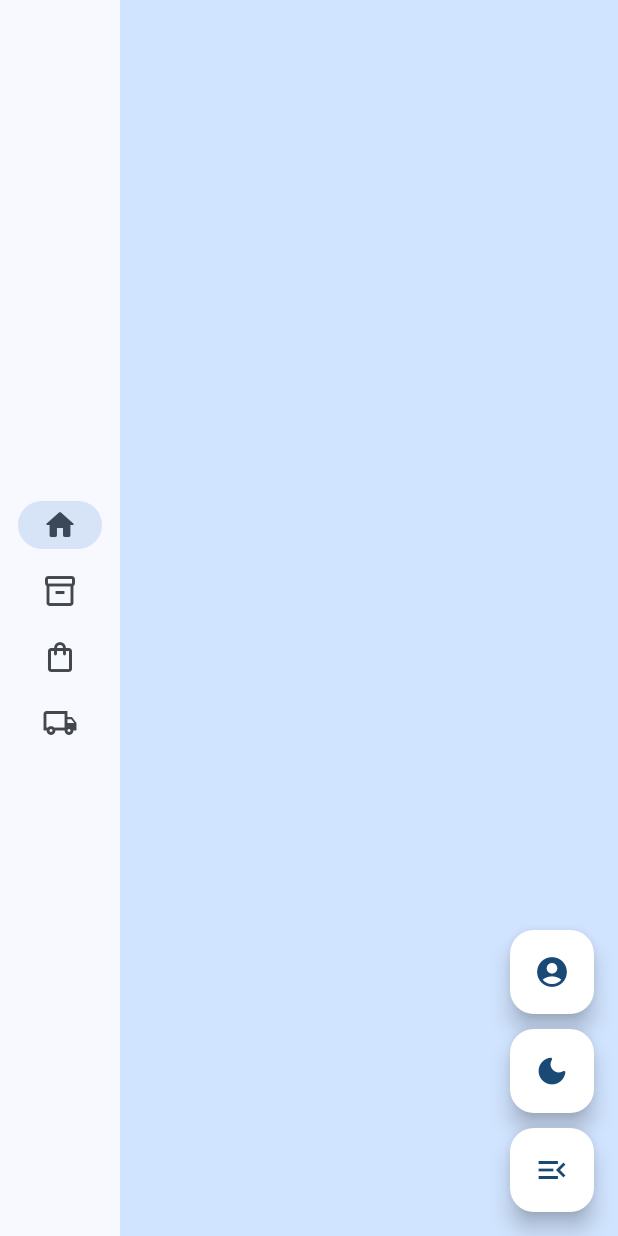
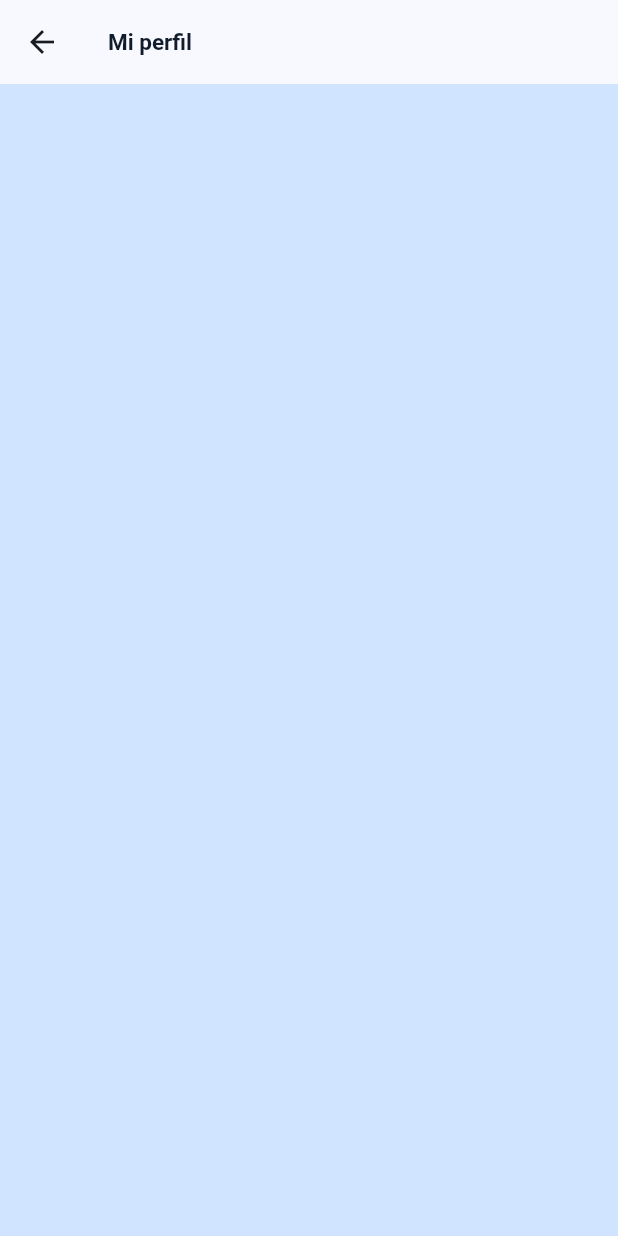
Before and after one commit to melviinalfaro/republicacelular, a Flutter app: the DesktopLayout screen opened directly, after a tap on the "account circle" icon, on a phone screen of 412 x 824 dp. Run offline on Flutter 3.47's test engine with Material 2 defaults, Android fonts, the phone set to English and light mode, and no system bars; our stand-ins replace go_router.

Commit message:
Se agregaron rutas al proyecto

```diff
--- a/lib/homeScreen.dart
+++ b/lib/homeScreen.dart
@@ -1,3 +1,4 @@
+// ignore_for_file: file_names
 import 'package:flutter/material.dart';
 import 'package:republicacelular/responsive/desktop_layout.dart';
 import 'package:republicacelular/responsive/movil_layout.dart';
--- a/lib/main.dart
+++ b/lib/main.dart
@@ -1,16 +1,32 @@
 import 'package:flutter/material.dart';
+import 'package:go_router/go_router.dart';
 import 'package:republicacelular/homeScreen.dart';
+import 'package:republicacelular/perfilScreen.dart';
 
 void main() {
   runApp(const RepublicaCelular());
 }
+
+final GoRouter _router = GoRouter(
+  routes: [
+    GoRoute(
+      path: '/',
+      builder: (context, state) => const HomeScreen(),
+    ),
+    GoRoute(
+      path: '/perfil',
+      builder: (context, state) => const PerfilScreen(),
+    )
+  ],
+);
 
 class RepublicaCelular extends StatelessWidget {
   const RepublicaCelular({super.key});
 
   @override
   Widget build(BuildContext context) {
-    return MaterialApp(
+    return MaterialApp.router(
+      routerConfig: _router,
       title: 'República Celular',
       debugShowCheckedModeBanner: false,
       theme: ThemeData(
@@ -18,9 +34,8 @@ class RepublicaCelular extends StatelessWidget {
         colorScheme: ColorScheme.fromSeed(seedColor: Colors.blue),
         brightness: Brightness.light,
       ),
-      darkTheme: ThemeData(brightness: Brightness.dark),
+      darkTheme: ThemeData(useMaterial3: true, brightness: Brightness.dark),
       themeMode: ThemeMode.light,
-      home: const HomeScreen(),
     );
   }
 }
--- /dev/null
+++ b/lib/perfilScreen.dart
@@ -0,0 +1,27 @@
+import 'package:flutter/material.dart';
+import 'package:go_router/go_router.dart';
+
+class PerfilScreen extends StatelessWidget {
+  const PerfilScreen({super.key});
+
+  @override
+  Widget build(BuildContext context) {
+    return Scaffold(
+      backgroundColor: Theme.of(context).colorScheme.primaryContainer,
+      appBar: AppBar(
+        leading: IconButton(
+            icon: const Icon(Icons.arrow_back),
+            onPressed: () {
+              GoRouter.of(context).go('/');
+            }),
+        title: const Text(
+          'Mi perfil',
+          style: TextStyle(
+              fontSize: 15,
+              fontWeight: FontWeight.w600,
+              color: Color(0XFF101C2B)),
+        ),
+      ),
+    );
+  }
+}
--- a/lib/responsive/desktop_layout.dart
+++ b/lib/responsive/desktop_layout.dart
@@ -1,4 +1,5 @@
 import 'package:flutter/material.dart';
+import 'package:go_router/go_router.dart';
 
 class DesktopLayout extends StatefulWidget {
   const DesktopLayout({Key? key}) : super(key: key);
@@ -74,7 +75,7 @@ class _DesktopLayoutState extends State<DesktopLayout> {
           FloatingActionButton(
             backgroundColor: Colors.white,
             onPressed: () {
-              setState(() {});
+              GoRouter.of(context).go('/perfil');
             },
             child: const Icon(Icons.account_circle_rounded),
           ),
--- a/pubspec.yaml
+++ b/pubspec.yaml
@@ -36,6 +36,7 @@ dependencies:
   # Use with the CupertinoIcons class for iOS style icons.
   cupertino_icons: ^1.0.2
   provider: ^6.0.5
+  go_router: ^6.2.0
 
 dev_dependencies:
   flutter_test:
```
Also changed, not shown: lib/responsive/movil_layout.dart (+19 -9 lines), pubspec.lock.
